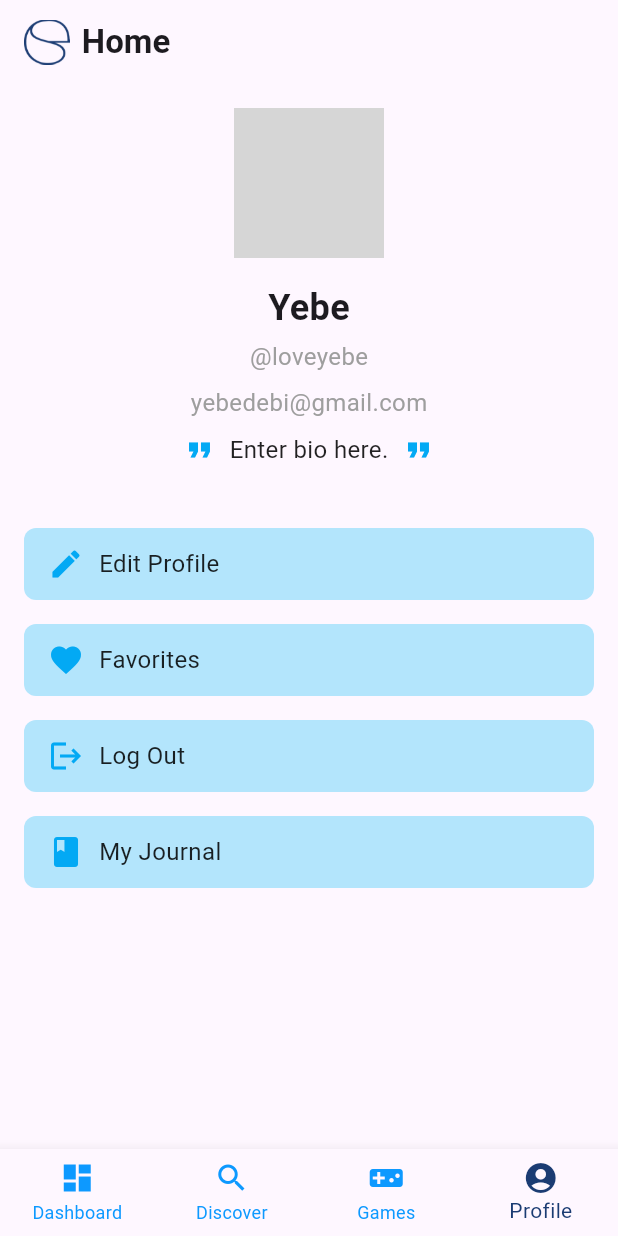
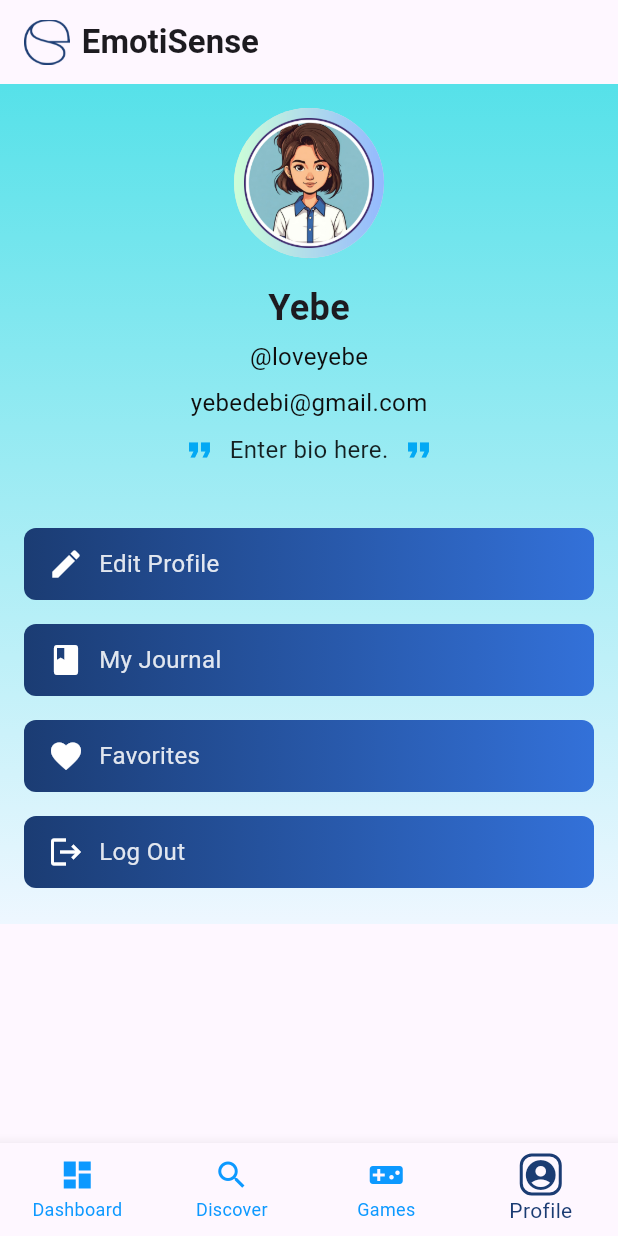
Before and after one commit to pherneaspherb/cc206_emoti_sense, a Flutter app: the Dashboard screen opened by its route, item 4 of the bottom bar chosen, on a phone screen of 412 x 824 dp. Run offline on Flutter 3.47's test engine with Material 3 defaults, Android fonts, the light colour scheme and no system bars; our stand-ins replace image_picker; grey boxes are pictures that could not be loaded.

Commit message:
add design

```diff
--- a/lib/features/dashboard.dart
+++ b/lib/features/dashboard.dart
@@ -314,7 +314,7 @@ Widget _buildHomePage() {
             ),
             const SizedBox(width: 8),
             const Text(
-              "Home",
+              "EmotiSense",
               style: TextStyle(fontWeight: FontWeight.bold), // Set font weight to bold for Home
             ),
           ],
@@ -330,25 +330,37 @@ Widget _buildHomePage() {
       currentIndex: _selectedIndex,
       onTap: _onItemTapped,
       selectedItemColor: const Color(0xFF1B3C73),
-        unselectedItemColor: Color(0xFF0D99FF), // Dark blue color
-        items: const [
-          BottomNavigationBarItem(
-            icon: Icon(Icons.dashboard),
-            label: 'Dashboard',
+      unselectedItemColor: const Color(0xFF0D99FF), // Dark blue color
+      items: List.generate(4, (index) {
+        bool isSelected = index == _selectedIndex;
+        return BottomNavigationBarItem(
+          icon: Container(
+            decoration: BoxDecoration(
+              border: isSelected
+                  ? Border.all(color: const Color(0xFF1B3C73), width: 2)
+                  : null,
+              borderRadius: BorderRadius.circular(8),
             ),
-          BottomNavigationBarItem(
-            icon: Icon(Icons.search),
-            label: 'Discover',
+            child: Icon(
+              index == 0
+                  ? Icons.dashboard
+                  : index == 1
+                      ? Icons.search
+                      : index == 2
+                          ? Icons.videogame_asset
+                          : Icons.account_circle,
+              color: isSelected ? const Color(0xFF1B3C73) : const Color(0xFF0D99FF),
             ),
-          BottomNavigationBarItem(
-            icon: Icon(Icons.videogame_asset),
-            label: 'Games',
           ),
-          BottomNavigationBarItem(
-            icon: Icon(Icons.account_circle),
-            label: 'Profile',
-          ), // Added closing parenthesis here
-        ],
+          label: index == 0
+              ? 'Dashboard'
+              : index == 1
+                  ? 'Discover'
+                  : index == 2
+                      ? 'Games'
+                      : 'Profile',
+        );
+      }),
     ),
     );
   }
--- a/lib/features/discover_page.dart
+++ b/lib/features/discover_page.dart
@@ -66,7 +66,7 @@ class _DiscoverPageState extends State<DiscoverPage> {
             child: Column(
               mainAxisAlignment: MainAxisAlignment.center,
               children: [
-                Icon(icon, color: Colors.white, size: 50),
+                Icon(icon, color: const Color.fromARGB(255, 255, 255, 255), size: 50),
                 const SizedBox(height: 10),
                 Text(
                   title,
--- a/lib/features/profile_page.dart
+++ b/lib/features/profile_page.dart
@@ -21,7 +21,18 @@ class _ProfilePageState extends State<ProfilePage> {
   @override
   Widget build(BuildContext context) {
     return Scaffold(
-      body: SingleChildScrollView(
+      body: Container(
+        decoration: const BoxDecoration(
+          gradient: LinearGradient(
+            colors: [
+              Color(0xFF56E1E9), // Top gradient color
+              Color(0xFFEEF7FF), // Bottom gradient color
+            ],
+            begin: Alignment.topCenter,
+            end: Alignment.bottomCenter,
+          ),
+        ),
+        child: SingleChildScrollView(
           child: Padding(
             padding: const EdgeInsets.all(16.0),
             child: Column(
@@ -31,7 +42,7 @@ class _ProfilePageState extends State<ProfilePage> {
                   radius: 50,
                   backgroundImage: _profileImage != null
                       ? FileImage(_profileImage!) as ImageProvider
-                    : AssetImage('assets/yebe.png'),
+                      : const AssetImage('assets/yebe.png'),
                   backgroundColor: Colors.grey[300],
                 ),
                 const SizedBox(height: 16),
@@ -51,7 +62,7 @@ class _ProfilePageState extends State<ProfilePage> {
                   _username,
                   style: const TextStyle(
                     fontSize: 16,
-                  color: Colors.grey,
+                    color:  Color.fromARGB(255, 15, 13, 13),
                   ),
                 ),
                 const SizedBox(height: 8),
@@ -61,14 +72,14 @@ class _ProfilePageState extends State<ProfilePage> {
                   _email,
                   style: const TextStyle(
                     fontSize: 16,
-                  color: Colors.grey,
+                    color: Color.fromARGB(255, 15, 13, 13),
                   ),
                 ),
                 const SizedBox(height: 8),
                 Row(
                   mainAxisAlignment: MainAxisAlignment.center,
                   children: [
-                  Icon(Icons.format_quote, color: Colors.lightBlue),
+                    const Icon(Icons.format_quote, color: Colors.lightBlue),
                     const SizedBox(width: 8),
                     Text(
                       _bio,
@@ -79,7 +90,7 @@ class _ProfilePageState extends State<ProfilePage> {
                       textAlign: TextAlign.center,
                     ),
                     const SizedBox(width: 8),
-                  Icon(Icons.format_quote, color: Colors.lightBlue),
+                    const Icon(Icons.format_quote, color: Colors.lightBlue),
                   ],
                 ),
                 const SizedBox(height: 32),
@@ -90,10 +101,12 @@ class _ProfilePageState extends State<ProfilePage> {
                   "Edit Profile",
                   onTap: () async {
                     // Navigate to ProfileEdit and await the result
-                  final updatedProfile = await Navigator.pushNamed(context, '/editprofile');
+                    final updatedProfile =
+                        await Navigator.pushNamed(context, '/editprofile');
 
                     // Check if data was returned and update the state
-                  if (updatedProfile != null && updatedProfile is Map<String, dynamic>) {
+                    if (updatedProfile != null &&
+                        updatedProfile is Map<String, dynamic>) {
                       setState(() {
                         _name = updatedProfile['name'] ?? _name;
                         _username = updatedProfile['username'] ?? _username;
@@ -102,14 +115,6 @@ class _ProfilePageState extends State<ProfilePage> {
                         _profileImage = updatedProfile['profileImage'];
                       });
                     }
-                },
-              ),
-              _buildButton(Icons.favorite, "Favorites"),
-              _buildButton(
-                Icons.logout,
-                "Log Out",
-                onTap: () {
-                  Navigator.pushNamed(context, '/');
                   },
                 ),
                 _buildButton(
@@ -122,7 +127,16 @@ class _ProfilePageState extends State<ProfilePage> {
                     );
                   },
                 ),
+                _buildButton(Icons.favorite, "Favorites"),
+                _buildButton(
+                  Icons.logout,
+                  "Log Out",
+                  onTap: () {
+                    Navigator.pushNamed(context, '/');
+                  },
+                ),
               ],
+            ),
           ),
         ),
       ),
@@ -137,16 +151,26 @@ class _ProfilePageState extends State<ProfilePage> {
         margin: const EdgeInsets.symmetric(vertical: 8.0),
         padding: const EdgeInsets.symmetric(horizontal: 16.0, vertical: 12.0),
         decoration: BoxDecoration(
-          color: Colors.lightBlue[100],
+          gradient: const LinearGradient(
+            colors: [
+              Color(0xFF1B3C73), // Gradient start
+              Color(0xFF3371D9), // Gradient end
+            ],
+          ),
           borderRadius: BorderRadius.circular(8.0),
         ),
         child: Row(
+          mainAxisAlignment: MainAxisAlignment.start,
           children: [
-            Icon(icon, color: Colors.lightBlue),
+            Icon(icon, color: Colors.white),
             const SizedBox(width: 10),
             Text(
               label,
-              style: const TextStyle(fontSize: 16, color: Colors.black87),
+              style: const TextStyle(
+                fontSize: 16,
+                color: Color.fromARGB(221, 255, 255, 255), // Darker text color
+                fontWeight: FontWeight.normal,
+              ),
             ),
           ],
         ),
--- a/pubspec.yaml
+++ b/pubspec.yaml
@@ -27,6 +27,7 @@ flutter:
   assets:
     - assets/logo.png
     - assets/wellness.png
+    - assets/yebe.png
 
   fonts:
     - family: Gotham
```
Lines whose indentation alone changed are shown as unchanged.
